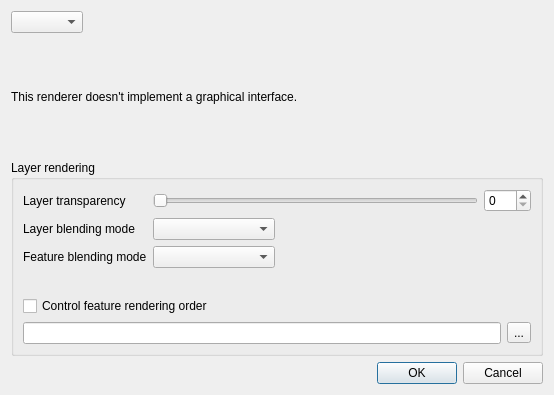
First picture: the form in src/ui/qgsrendererv2propsdialogbase.ui, repository qgis/QGIS, before the edit.
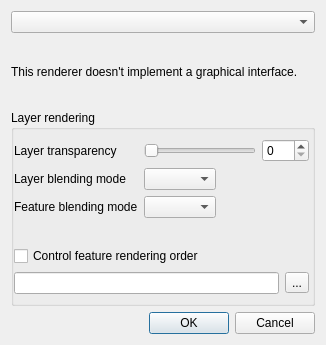
Second picture: the form after the edit. Custom widgets are drawn as their Qt base class.

```diff
--- a/src/ui/qgsrendererv2propsdialogbase.ui
+++ b/src/ui/qgsrendererv2propsdialogbase.ui
@@ -6,8 +6,8 @@
    <rect>
     <x>0</x>
     <y>0</y>
-    <width>554</width>
-    <height>395</height>
+    <width>326</width>
+    <height>345</height>
    </rect>
   </property>
   <property name="windowTitle">
@@ -19,19 +19,6 @@
      <item>
       <widget class="QComboBox" name="cboRenderers"/>
      </item>
-     <item>
-      <spacer name="horizontalSpacer">
-       <property name="orientation">
-        <enum>Qt::Horizontal</enum>
-       </property>
-       <property name="sizeHint" stdset="0">
-        <size>
-         <width>40</width>
-         <height>20</height>
-        </size>
-       </property>
-      </spacer>
-     </item>
     </layout>
    </item>
    <item>
@@ -69,13 +56,22 @@
      <property name="title">
       <string>Layer rendering</string>
      </property>
-     <property name="collapsed">
+     <property name="flat">
+      <bool>true</bool>
+     </property>
+     <property name="checkable">
       <bool>false</bool>
      </property>
      <property name="saveCollapsedState">
       <bool>true</bool>
      </property>
      <layout class="QGridLayout" name="gridLayout">
+      <property name="leftMargin">
+       <number>0</number>
+      </property>
+      <property name="rightMargin">
+       <number>3</number>
+      </property>
       <item row="0" column="1" colspan="3">
        <layout class="QHBoxLayout" name="horizontalLayout_2">
         <item>
@@ -185,17 +181,17 @@
    <header>qgscollapsiblegroupbox.h</header>
    <container>1</container>
   </customwidget>
-  <customwidget>
-   <class>QgsEffectStackCompactWidget</class>
-   <extends>QWidget</extends>
-   <header>effects/qgseffectstackpropertieswidget.h</header>
-   <container>1</container>
-  </customwidget>
   <customwidget>
    <class>QgsBlendModeComboBox</class>
    <extends>QComboBox</extends>
    <header>qgsblendmodecombobox.h</header>
   </customwidget>
+  <customwidget>
+   <class>QgsEffectStackCompactWidget</class>
+   <extends>QWidget</extends>
+   <header>effects/qgseffectstackpropertieswidget.h</header>
+   <container>1</container>
+  </customwidget>
  </customwidgets>
  <tabstops>
   <tabstop>cboRenderers</tabstop>
```
Left out of the diff: 5 changed lines with no effect on the pictures.
